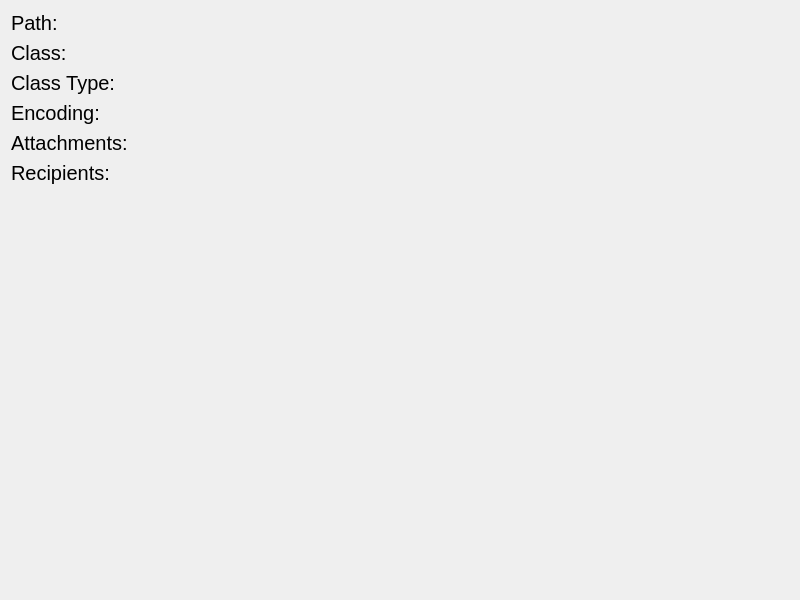
The window that msg_explorer/ui/msg_details_page.ui (TeamMsgExtractor/msg-explorer) describes before a commit, drawn with Qt 5.
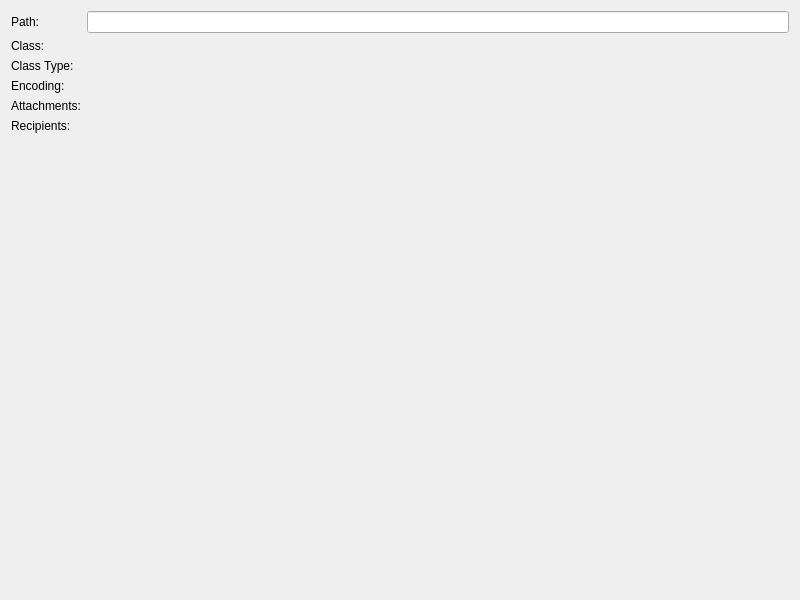
The same window after the commit.

What changed in the file:
```diff
--- a/msg_explorer/ui/msg_details_page.ui
+++ b/msg_explorer/ui/msg_details_page.ui
@@ -14,49 +14,36 @@
    <string>MSGDetailsPage</string>
   </property>
   <layout class="QGridLayout" name="gridLayout">
-   <item row="0" column="0">
-    <widget class="QLabel" name="label">
-     <property name="font">
-      <font>
-       <pointsize>15</pointsize>
-      </font>
-     </property>
-     <property name="text">
-      <string>Path:</string>
+   <item row="0" column="1">
+    <widget class="QLineEdit" name="labelPath">
+     <property name="readOnly">
+      <bool>true</bool>
      </property>
     </widget>
    </item>
-   <item row="4" column="0">
-    <widget class="QLabel" name="label_2">
-     <property name="font">
-      <font>
-       <pointsize>15</pointsize>
-      </font>
-     </property>
+   <item row="3" column="1">
+    <widget class="QLabel" name="labelEncoding">
      <property name="text">
-      <string>Attachments:</string>
+      <string/>
      </property>
     </widget>
    </item>
    <item row="1" column="0">
     <widget class="QLabel" name="label_5">
-     <property name="font">
-      <font>
-       <pointsize>15</pointsize>
-      </font>
-     </property>
      <property name="text">
       <string>Class:</string>
      </property>
     </widget>
    </item>
-   <item row="5" column="1">
-    <widget class="QLabel" name="labelRecipCount">
-     <property name="font">
-      <font>
-       <pointsize>15</pointsize>
-      </font>
+   <item row="4" column="1">
+    <widget class="QLabel" name="labelAttachCount">
+     <property name="text">
+      <string/>
      </property>
+    </widget>
+   </item>
+   <item row="2" column="1">
+    <widget class="QLabel" name="labelClassType">
      <property name="text">
       <string/>
      </property>
@@ -64,61 +51,29 @@
    </item>
    <item row="5" column="0">
     <widget class="QLabel" name="label_4">
-     <property name="font">
-      <font>
-       <pointsize>15</pointsize>
-      </font>
-     </property>
      <property name="text">
       <string>Recipients:</string>
      </property>
     </widget>
    </item>
-   <item row="3" column="1">
-    <widget class="QLabel" name="labelEncoding">
-     <property name="font">
-      <font>
-       <pointsize>15</pointsize>
-      </font>
-     </property>
+   <item row="3" column="0">
+    <widget class="QLabel" name="label_3">
      <property name="text">
-      <string/>
+      <string>Encoding:</string>
      </property>
     </widget>
    </item>
-   <item row="4" column="1">
-    <widget class="QLabel" name="labelAttachCount">
-     <property name="font">
-      <font>
-       <pointsize>15</pointsize>
-      </font>
-     </property>
+   <item row="5" column="1">
+    <widget class="QLabel" name="labelRecipCount">
      <property name="text">
       <string/>
      </property>
     </widget>
    </item>
-   <item row="1" column="1">
-    <widget class="QLabel" name="labelClass">
-     <property name="font">
-      <font>
-       <pointsize>15</pointsize>
-      </font>
-     </property>
+   <item row="0" column="0">
+    <widget class="QLabel" name="label">
      <property name="text">
-      <string/>
-     </property>
-    </widget>
-   </item>
-   <item row="0" column="1">
-    <widget class="QLabel" name="labelPath">
-     <property name="font">
-      <font>
-       <pointsize>15</pointsize>
-      </font>
-     </property>
-     <property name="text">
-      <string/>
+      <string>Path:</string>
      </property>
     </widget>
    </item>
@@ -135,57 +90,24 @@
      </property>
     </spacer>
    </item>
-   <item row="0" column="2">
-    <spacer name="horizontalSpacer">
-     <property name="font">
-      <font>
-       <pointsize>15</pointsize>
-      </font>
-     </property>
-     <property name="orientation">
-      <enum>Qt::Horizontal</enum>
-     </property>
-     <property name="sizeHint" stdset="0">
-      <size>
-       <width>40</width>
-       <height>20</height>
-      </size>
-     </property>
-    </spacer>
-   </item>
-   <item row="3" column="0">
-    <widget class="QLabel" name="label_3">
-     <property name="font">
-      <font>
-       <pointsize>15</pointsize>
-      </font>
-     </property>
+   <item row="1" column="1">
+    <widget class="QLabel" name="labelClass">
      <property name="text">
-      <string>Encoding:</string>
+      <string/>
      </property>
     </widget>
    </item>
    <item row="2" column="0">
     <widget class="QLabel" name="label_9">
-     <property name="font">
-      <font>
-       <pointsize>15</pointsize>
-      </font>
-     </property>
      <property name="text">
       <string>Class Type:</string>
      </property>
     </widget>
    </item>
-   <item row="2" column="1">
-    <widget class="QLabel" name="labelClassType">
-     <property name="font">
-      <font>
-       <pointsize>15</pointsize>
-      </font>
-     </property>
+   <item row="4" column="0">
+    <widget class="QLabel" name="label_2">
      <property name="text">
-      <string/>
+      <string>Attachments:</string>
      </property>
     </widget>
    </item>
```
